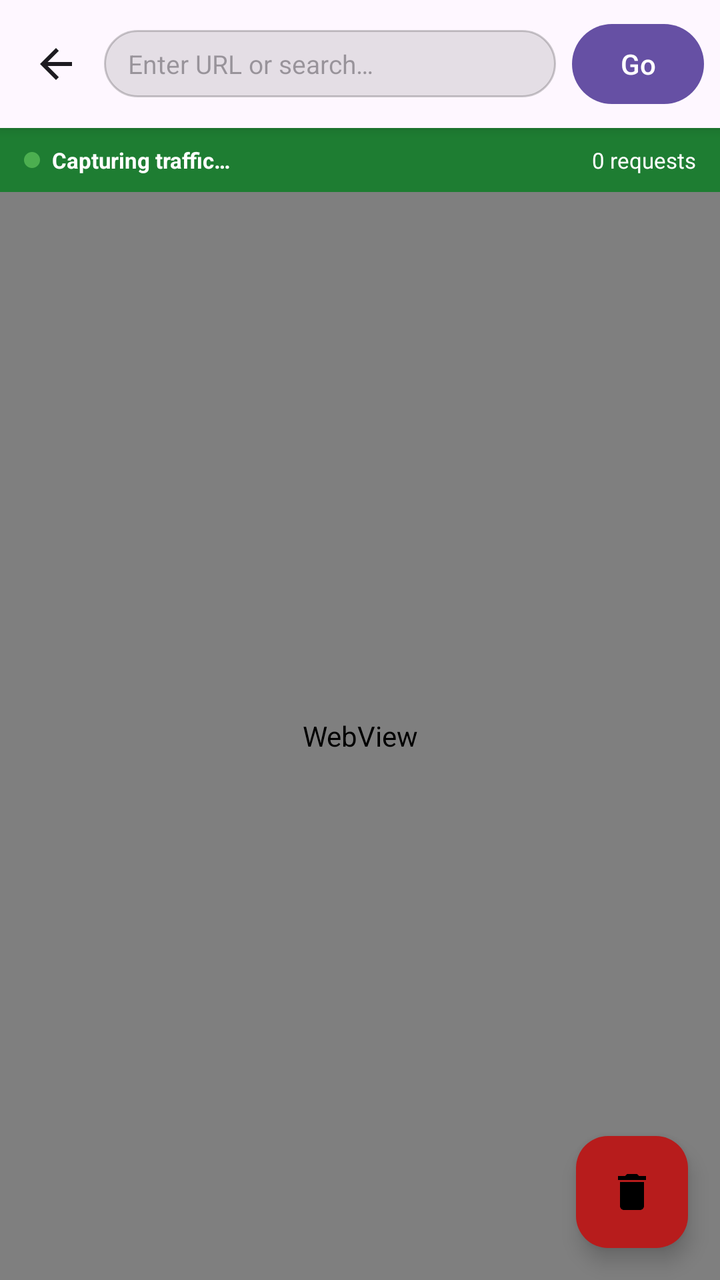
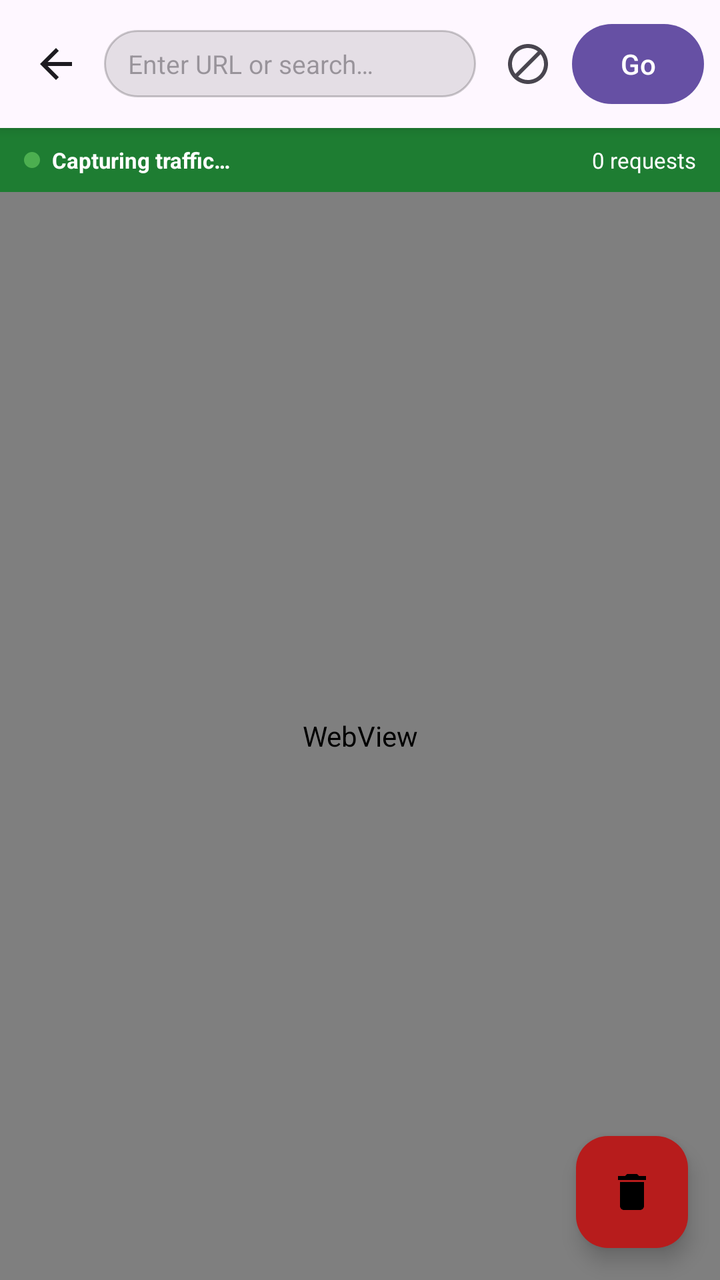

Compare the two renders of this Android layout. The source of the first and the diff that turns it into the second are given below.
<!-- AndroidManifest.xml: application theme Theme.CS3ExtensionBuilder -->
<!-- res/layout/fragment_browser.xml -->
<?xml version="1.0" encoding="utf-8"?>
<androidx.coordinatorlayout.widget.CoordinatorLayout
    xmlns:android="http://schemas.android.com/apk/res/android"
    xmlns:app="http://schemas.android.com/apk/res-auto"
    android:layout_width="match_parent"
    android:layout_height="match_parent">

    <LinearLayout
        android:layout_width="match_parent"
        android:layout_height="match_parent"
        android:orientation="vertical">

        
        <LinearLayout
            android:layout_width="match_parent"
            android:layout_height="wrap_content"
            android:orientation="horizontal"
            android:padding="8dp"
            android:background="?attr/colorSurface"
            android:elevation="4dp"
            android:gravity="center_vertical">

            <ImageButton
                android:id="@+id/btnBack"
                android:layout_width="40dp"
                android:layout_height="40dp"
                android:background="?attr/selectableItemBackgroundBorderless"
                android:contentDescription="Back"
                android:src="@drawable/ic_arrow_back"
                android:tint="?attr/colorOnSurface"
                android:layout_marginEnd="4dp" />

            <EditText
                android:id="@+id/etUrl"
                android:layout_width="0dp"
                android:layout_height="wrap_content"
                android:layout_weight="1"
                android:layout_marginEnd="8dp"
                android:hint="@string/hint_enter_url"
                android:inputType="textUri"
                android:imeOptions="actionGo"
                android:singleLine="true"
                android:textSize="13sp"
                android:background="@drawable/bg_url_bar"
                android:paddingStart="12dp"
                android:paddingEnd="12dp"
                android:paddingTop="8dp"
                android:paddingBottom="8dp" />

            <com.google.android.material.button.MaterialButton
                android:id="@+id/btnGo"
                android:layout_width="wrap_content"
                android:layout_height="wrap_content"
                android:text="@string/btn_go"
                android:minWidth="56dp"
                style="@style/Widget.Material3.Button" />

        </LinearLayout>

        
        <ProgressBar
            android:id="@+id/progressBar"
            android:layout_width="match_parent"
            android:layout_height="4dp"
            android:visibility="gone"
            android:indeterminate="true"
            style="@style/Widget.Material3.LinearProgressIndicator" />

        
        <LinearLayout
            android:id="@+id/captureBar"
            android:layout_width="match_parent"
            android:layout_height="32dp"
            android:orientation="horizontal"
            android:paddingStart="12dp"
            android:paddingEnd="12dp"
            android:gravity="center_vertical"
            android:background="@color/capture_bar_bg">

            <View
                android:id="@+id/captureIndicator"
                android:layout_width="8dp"
                android:layout_height="8dp"
                android:background="@drawable/bg_indicator_dot"
                android:layout_marginEnd="6dp" />

            <TextView
                android:id="@+id/tvCaptureStatus"
                android:layout_width="0dp"
                android:layout_height="wrap_content"
                android:layout_weight="1"
                android:text="Capturing traffic…"
                android:textSize="11sp"
                android:textColor="@color/white"
                android:textStyle="bold" />

            <TextView
                android:id="@+id/tvLogCount"
                android:layout_width="wrap_content"
                android:layout_height="wrap_content"
                android:text="0 requests"
                android:textSize="11sp"
                android:textColor="@color/white" />

        </LinearLayout>

        
        <WebView
            android:id="@+id/webView"
            android:layout_width="match_parent"
            android:layout_height="0dp"
            android:layout_weight="1" />

    </LinearLayout>

    
    <com.google.android.material.floatingactionbutton.FloatingActionButton
        android:id="@+id/fabClear"
        android:layout_width="wrap_content"
        android:layout_height="wrap_content"
        android:layout_gravity="bottom|end"
        android:layout_margin="16dp"
        android:contentDescription="@string/fab_clear_logs"
        app:srcCompat="@drawable/ic_delete"
        app:backgroundTint="@color/method_delete" />

</androidx.coordinatorlayout.widget.CoordinatorLayout>
<!-- resources referenced by this layout -->
<resources>
  <color name="capture_bar_bg">#1E7D32</color>
  <color name="method_delete">#B71C1C</color>
  <color name="white">#FFFFFFFF</color>
  <!-- drawable bg_indicator_dot (drawable) -->
  <?xml version="1.0" encoding="utf-8"?>
  <shape xmlns:android="http://schemas.android.com/apk/res/android"
      android:shape="oval">
      <solid android:color="#FF4CAF50" />
  </shape>
  <!-- drawable bg_url_bar (drawable) -->
  <?xml version="1.0" encoding="utf-8"?>
  <shape xmlns:android="http://schemas.android.com/apk/res/android"
      android:shape="rectangle">
      <corners android:radius="20dp" />
      <solid android:color="#1A000000" />
      <stroke android:width="1dp" android:color="#33000000" />
  </shape>
  <!-- drawable ic_arrow_back (drawable) -->
  <?xml version="1.0" encoding="utf-8"?>
  <vector xmlns:android="http://schemas.android.com/apk/res/android"
      android:width="24dp"
      android:height="24dp"
      android:viewportWidth="24"
      android:viewportHeight="24">
    <path
        android:fillColor="#FFFFFF"
        android:pathData="M20,11H7.83l5.59,-5.59L12,4l-8,8 8,8 1.41,-1.41L7.83,13H20v-2z"/>
  </vector>
  <!-- drawable ic_delete (drawable) -->
  <?xml version="1.0" encoding="utf-8"?>
  <vector xmlns:android="http://schemas.android.com/apk/res/android"
      android:width="24dp"
      android:height="24dp"
      android:viewportWidth="24"
      android:viewportHeight="24">
    <path
        android:fillColor="#FFFFFF"
        android:pathData="M6,19c0,1.1 0.9,2 2,2h8c1.1,0 2,-0.9 2,-2V7H6v12zM19,4h-3.5l-1,-1h-5l-1,1H5v2h14V4z"/>
  </vector>
  <string name="btn_go">Go</string>
  <string name="fab_clear_logs">Clear Logs</string>
  <string name="hint_enter_url">Enter URL or search…</string>
  <style name="Theme.CS3ExtensionBuilder" parent="Theme.Material3.DayNight.NoActionBar">
          <item name="colorPrimary">@color/seed</item>
          <item name="colorOnPrimary">@color/white</item>
          <item name="colorPrimaryContainer">@color/purple_200</item>
          <item name="colorOnPrimaryContainer">@color/black</item>
          <item name="colorSecondary">@color/teal_200</item>
          <item name="colorOnSecondary">@color/black</item>
      </style>
  <color name="seed">#6650A4</color>
  <color name="purple_200">#FFBB86FC</color>
  <color name="black">#FF000000</color>
  <color name="teal_200">#FF03DAC5</color>
</resources>

<!-- the commit's change to res/layout/fragment_browser.xml (unified diff, before → after) -->
@@ -35,7 +35,7 @@
                 android:layout_width="0dp"
                 android:layout_height="wrap_content"
                 android:layout_weight="1"
-                android:layout_marginEnd="8dp"
+                android:layout_marginEnd="6dp"
                 android:hint="@string/hint_enter_url"
                 android:inputType="textUri"
                 android:imeOptions="actionGo"
@@ -47,6 +47,17 @@
                 android:paddingTop="8dp"
                 android:paddingBottom="8dp" />
 
+            
+            <ImageButton
+                android:id="@+id/btnAdBlock"
+                android:layout_width="40dp"
+                android:layout_height="40dp"
+                android:background="?attr/selectableItemBackgroundBorderless"
+                android:contentDescription="Block ads/redirects"
+                android:src="@drawable/ic_block"
+                android:tint="?attr/colorOnSurfaceVariant"
+                android:layout_marginEnd="2dp" />
+
             <com.google.android.material.button.MaterialButton
                 android:id="@+id/btnGo"
                 android:layout_width="wrap_content"
@@ -56,6 +67,21 @@
                 style="@style/Widget.Material3.Button" />
 
         </LinearLayout>
+
+        
+        <com.google.android.material.chip.Chip
+            android:id="@+id/chipAdBlock"
+            android:layout_width="wrap_content"
+            android:layout_height="wrap_content"
+            android:layout_marginStart="10dp"
+            android:layout_marginBottom="4dp"
+            android:text="🛡 Ad/Redirect Block ON"
+            android:textSize="11sp"
+            android:visibility="gone"
+            app:chipBackgroundColor="#CC22AA44"
+            app:closeIconVisible="true"
+            app:closeIconTint="@android:color/white"
+            android:textColor="@android:color/white" />
 
         
         <ProgressBar
<!-- resource entries referenced after the edit -->
@@ -28,6 +28,17 @@
         android:fillColor="#FFFFFF"
         android:pathData="M20,11H7.83l5.59,-5.59L12,4l-8,8 8,8 1.41,-1.41L7.83,13H20v-2z"/>
   </vector>
+  <!-- drawable ic_block (drawable) -->
+  <?xml version="1.0" encoding="utf-8"?>
+  <vector xmlns:android="http://schemas.android.com/apk/res/android"
+      android:width="24dp"
+      android:height="24dp"
+      android:viewportWidth="24"
+      android:viewportHeight="24">
+      <path
+          android:fillColor="@android:color/white"
+          android:pathData="M12,2C6.48,2 2,6.48 2,12s4.48,10 10,10 10,-4.48 10,-10S17.52,2 12,2zM4,12c0,-4.42 3.58,-8 8,-8 1.85,0 3.55,0.63 4.9,1.69L5.69,16.9C4.63,15.55 4,13.85 4,12zM12,20c-1.85,0 -3.55,-0.63 -4.9,-1.69L18.31,7.1C19.37,8.45 20,10.15 20,12c0,4.42 -3.58,8 -8,8z"/>
+  </vector>
   <!-- drawable ic_delete (drawable) -->
   <?xml version="1.0" encoding="utf-8"?>
   <vector xmlns:android="http://schemas.android.com/apk/res/android"
